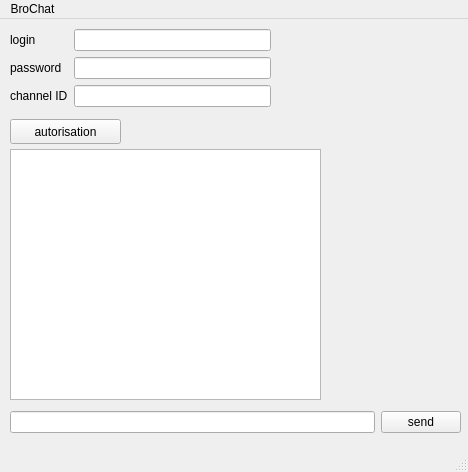
Above: src/gui/mainwindow.ui from k-morozov/AppChat before the change. Below: the same form after it.
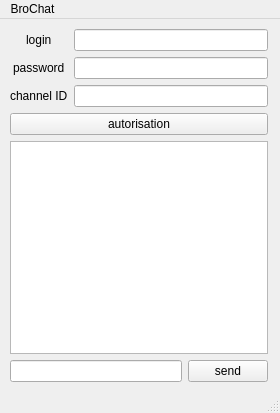
That is the form after the change.

```diff
--- a/src/gui/mainwindow.ui
+++ b/src/gui/mainwindow.ui
@@ -6,108 +6,91 @@
    <rect>
     <x>0</x>
     <y>0</y>
-    <width>468</width>
-    <height>472</height>
+    <width>280</width>
+    <height>413</height>
    </rect>
   </property>
   <property name="windowTitle">
    <string>MainWindow</string>
   </property>
   <widget class="QWidget" name="centralwidget">
-   <widget class="QTextEdit" name="text_output">
-    <property name="geometry">
-     <rect>
-      <x>10</x>
-      <y>130</y>
-      <width>311</width>
-      <height>251</height>
-     </rect>
-    </property>
-   </widget>
-   <widget class="QWidget" name="layoutWidget">
-    <property name="geometry">
-     <rect>
-      <x>10</x>
-      <y>390</y>
-      <width>451</width>
-      <height>27</height>
-     </rect>
-    </property>
-    <layout class="QHBoxLayout" name="horizontalLayout">
-     <item>
-      <widget class="QLineEdit" name="text_input"/>
-     </item>
-     <item>
-      <widget class="QPushButton" name="push_send">
-       <property name="text">
-        <string>send</string>
-       </property>
-      </widget>
-     </item>
-    </layout>
-   </widget>
-   <widget class="QWidget" name="gridLayoutWidget">
+   <widget class="QWidget" name="">
     <property name="geometry">
      <rect>
       <x>10</x>
       <y>10</y>
-      <width>261</width>
-      <height>89</height>
+      <width>258</width>
+      <height>353</height>
      </rect>
     </property>
-    <layout class="QFormLayout" name="formLayout">
-     <item row="0" column="0">
-      <widget class="QLabel" name="label">
-       <property name="text">
-        <string>login</string>
-       </property>
-      </widget>
+    <layout class="QVBoxLayout" name="verticalLayout">
+     <item>
+      <layout class="QGridLayout" name="gridLayout">
+       <item row="1" column="1">
+        <widget class="QLineEdit" name="password"/>
+       </item>
+       <item row="0" column="1">
+        <widget class="QLineEdit" name="logon"/>
+       </item>
+       <item row="2" column="1">
+        <widget class="QLineEdit" name="room_id"/>
+       </item>
+       <item row="0" column="0" alignment="Qt::AlignHCenter">
+        <widget class="QLabel" name="label">
+         <property name="text">
+          <string>login</string>
+         </property>
+        </widget>
+       </item>
+       <item row="2" column="0" alignment="Qt::AlignHCenter">
+        <widget class="QLabel" name="label_3">
+         <property name="text">
+          <string>channel ID</string>
+         </property>
+        </widget>
+       </item>
+       <item row="1" column="0" alignment="Qt::AlignHCenter">
+        <widget class="QLabel" name="label_2">
+         <property name="text">
+          <string>password</string>
+         </property>
+        </widget>
+       </item>
+      </layout>
      </item>
-     <item row="1" column="0">
-      <widget class="QLabel" name="label_2">
+     <item>
+      <widget class="QPushButton" name="push_autorisation">
        <property name="text">
-        <string>password</string>
+        <string>autorisation</string>
        </property>
       </widget>
      </item>
-     <item row="1" column="1">
-      <widget class="QLineEdit" name="password"/>
+     <item>
+      <widget class="QTextEdit" name="text_output"/>
      </item>
-     <item row="0" column="1">
-      <widget class="QLineEdit" name="logon"/>
-     </item>
-     <item row="2" column="0">
-      <widget class="QLabel" name="label_3">
-       <property name="text">
-        <string>channel ID</string>
-       </property>
-      </widget>
-     </item>
-     <item row="2" column="1">
-      <widget class="QLineEdit" name="room_id"/>
+     <item>
+      <layout class="QHBoxLayout" name="horizontalLayout">
+       <item>
+        <widget class="QLineEdit" name="text_input"/>
+       </item>
+       <item>
+        <widget class="QPushButton" name="push_send">
+         <property name="text">
+          <string>send</string>
+         </property>
+        </widget>
+       </item>
+      </layout>
      </item>
     </layout>
    </widget>
-   <widget class="QPushButton" name="push_autorisation">
-    <property name="geometry">
-     <rect>
-      <x>10</x>
-      <y>100</y>
-      <width>111</width>
-      <height>25</height>
-     </rect>
-    </property>
-    <property name="text">
-     <string>autorisation</string>
-    </property>
-   </widget>
   </widget>
   <widget class="QMenuBar" name="menubar">
    <property name="geometry">
     <rect>
      <x>0</x>
      <y>0</y>
-     <width>468</width>
+     <width>280</width>
      <height>22</height>
     </rect>
    </property>
```
